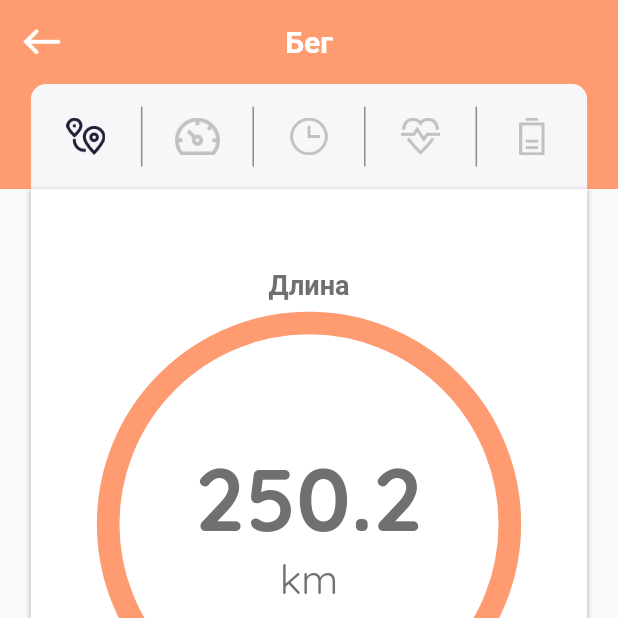
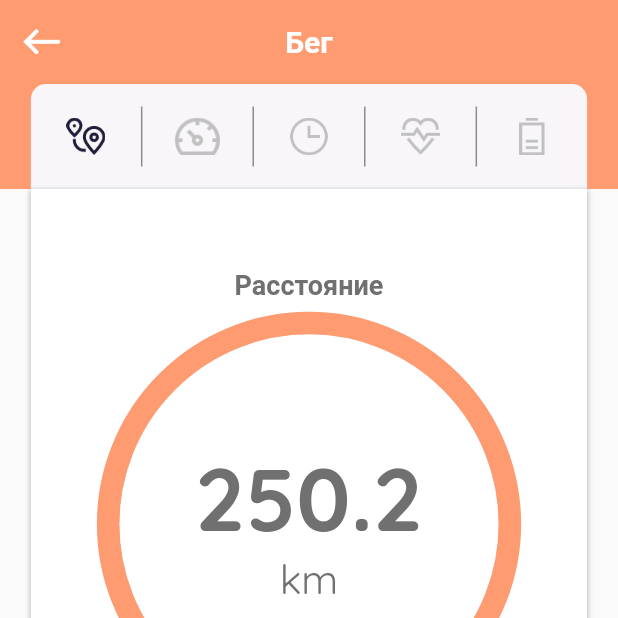
Before and after one commit to masyanya12/workout_fitness, a Flutter app: the RunningView screen opened directly, on a phone screen of 412 x 824 dp, the top half of it. Run offline on Flutter 3.47's test engine with Material 3 defaults, Android fonts, the phone set to English and light mode, and no system bars; drawn by our look-alikes of simple_circular_progress_bar; our stand-ins replace carousel_slider, flutter_calendar_carousel, flutter_rating_bar.

```diff
--- a/lib/common_widget/running_density_view.dart
+++ b/lib/common_widget/running_density_view.dart
@@ -28,7 +28,7 @@ class _RunningDensityViewState extends State<RunningDensityView> {
                 Padding(
                   padding: const EdgeInsets.all(15.0),
                   child: Text(
-                    "Калорийность",
+                    "Калорий сожгли",
                     style: TextStyle(
                         color: TColor.secondaryText,
                         fontSize: 18,
--- a/lib/common_widget/running_length_view.dart
+++ b/lib/common_widget/running_length_view.dart
@@ -26,7 +26,7 @@ class _RunningLengthViewState extends State<RunningLengthView> {
                 Padding(
                   padding: const EdgeInsets.all(15.0),
                   child: Text(
-                    "Длина",
+                    "Расстояние",
                     style: TextStyle(
                         color: TColor.secondaryText,
                         fontSize: 18,
--- a/lib/common_widget/running_timer_view.dart
+++ b/lib/common_widget/running_timer_view.dart
@@ -27,7 +27,7 @@ class _RunningTimerViewState extends State<RunningTimerView> {
                             Padding(
                               padding: const EdgeInsets.all(15.0),
                               child: Text(
-                                "Время",
+                                "Таймер",
                                 style: TextStyle(
                                     color: TColor.secondaryText,
                                     fontSize: 18,
--- a/lib/common_widget/select_datetime.dart
+++ b/lib/common_widget/select_datetime.dart
@@ -1,13 +1,17 @@
 import 'package:flutter/cupertino.dart';
 import 'package:flutter/material.dart';
+import 'package:intl/date_symbol_data_local.dart';
+import 'dart:io';
 import 'package:workout_fitness/common/extension.dart';
 
 import '../common/color_extension.dart';
 
+final String defaultLocale = Platform.localeName;
+
 class SelectDateTime extends StatelessWidget {
   final DateTime? selectDate;
   final String title;
-  final Function( DateTime) didChange;
+  final Function (DateTime) didChange;
   const SelectDateTime({super.key,required this.title, required this.didChange, this.selectDate});
 
   @override
--- a/lib/view/login/step1_view.dart
+++ b/lib/view/login/step1_view.dart
@@ -56,7 +56,7 @@ class _Step1ViewState extends State<Step1View> {
           ),
 
            Text(
-            "Тренировки, подобранные лично под вас, помогут вам набрать массу , прийти в лучшую форму вести здоровый образ жизни",
+            "Тренировки, подобранные лично под вас, помогут вам набрать массу , прийти в лучшую форму, вести здоровый образ жизни",
             textAlign: TextAlign.center,
             style: TextStyle(
                 color: TColor.secondaryText,
--- a/lib/view/schedule/schedule_view.dart
+++ b/lib/view/schedule/schedule_view.dart
@@ -2,6 +2,7 @@ import 'package:flutter/material.dart';
 import 'package:flutter_calendar_carousel/flutter_calendar_carousel.dart';
 import '../../common/color_extension.dart';
 import 'package:intl/intl.dart' show DateFormat;
+
 
 class ScheduleView extends StatefulWidget {
   const ScheduleView({super.key});
@@ -21,7 +22,7 @@ class _ScheduleViewState extends State<ScheduleView> {
     {
       "day": "2",
       "detail":
-          " Вы тренируетесь по 40 минут в день и пять дней в неделю в определенное время, то есть тренируетесь по регулярному расписанию. Изменение расписания приведет к снижению результатов, что приведет к усталости."
+          "Вы тренируетесь по 40 минут в день и пять дней в неделю в определенное время, то есть тренируетесь по регулярному расписанию. Изменение расписания приведет к снижению результатов, что приведет к усталости."
     },
     {
       "day": "14",
--- a/pubspec.yaml
+++ b/pubspec.yaml
@@ -71,6 +71,7 @@ flutter:
   #   - images/a_dot_burr.jpeg
   #   - images/a_dot_ham.jpeg
 
+
   # An image asset can refer to one or more resolution-specific "variants", see
   # https://flutter.dev/assets-and-images/#resolution-aware
 
```
